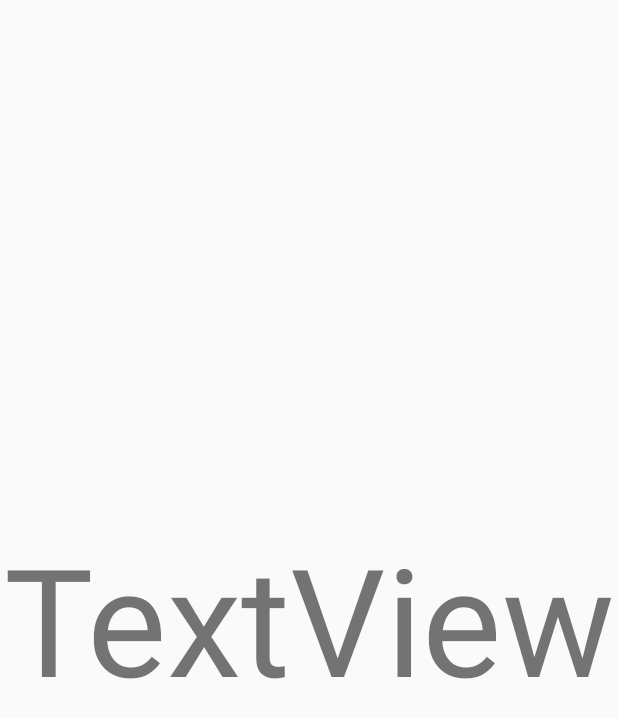
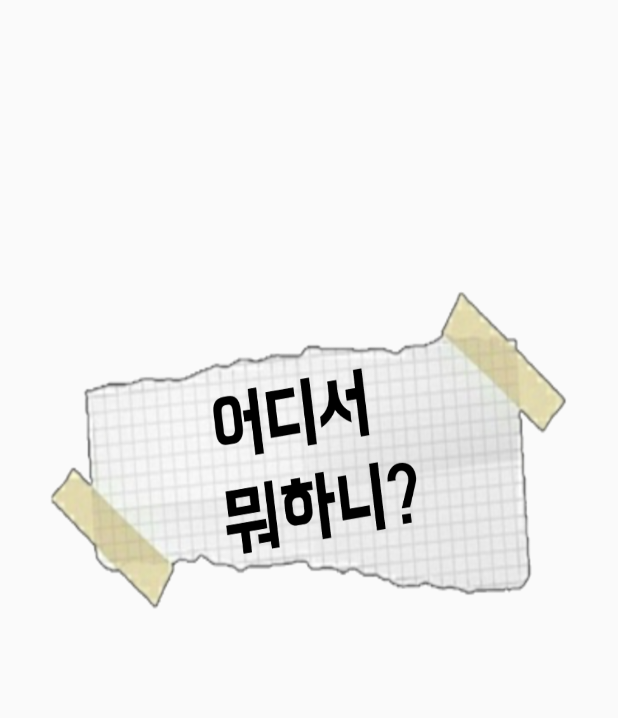
Before and after one commit to jiyeong-yun/MobileProgramming2021, an Android app: the SplashActivity screen opened directly, with no data from a screen before it, on a phone screen of 412 x 824 dp. Shown: the top 718 px of the screen. Run offline under Robolectric (Android 15) with nearby library versions, the phone set to English and light mode, and no system bars; 1 statement that could not run was skipped.

Commit message:
로고 추가

```diff
--- a/MyCalendar/app/src/main/res/layout/activity_splash.xml
+++ b/MyCalendar/app/src/main/res/layout/activity_splash.xml
@@ -7,11 +7,11 @@
     android:orientation="vertical"
     tools:context=".SplashActivity">
 
-    <TextView
+    <ImageView
         android:id="@+id/textView"
         android:layout_width="match_parent"
-        android:layout_height="match_parent"
-        android:gravity="center"
-        android:text="TextView"
-        android:textSize="100sp"/>
+        android:layout_height="274dp"
+        android:layout_gravity="center"
+        android:layout_marginTop="150dp"
+        android:background="@drawable/logo" />
 </LinearLayout>
```
Also changed, not shown: MyCalendar/app/src/main/res/drawable/logo.png (added).
